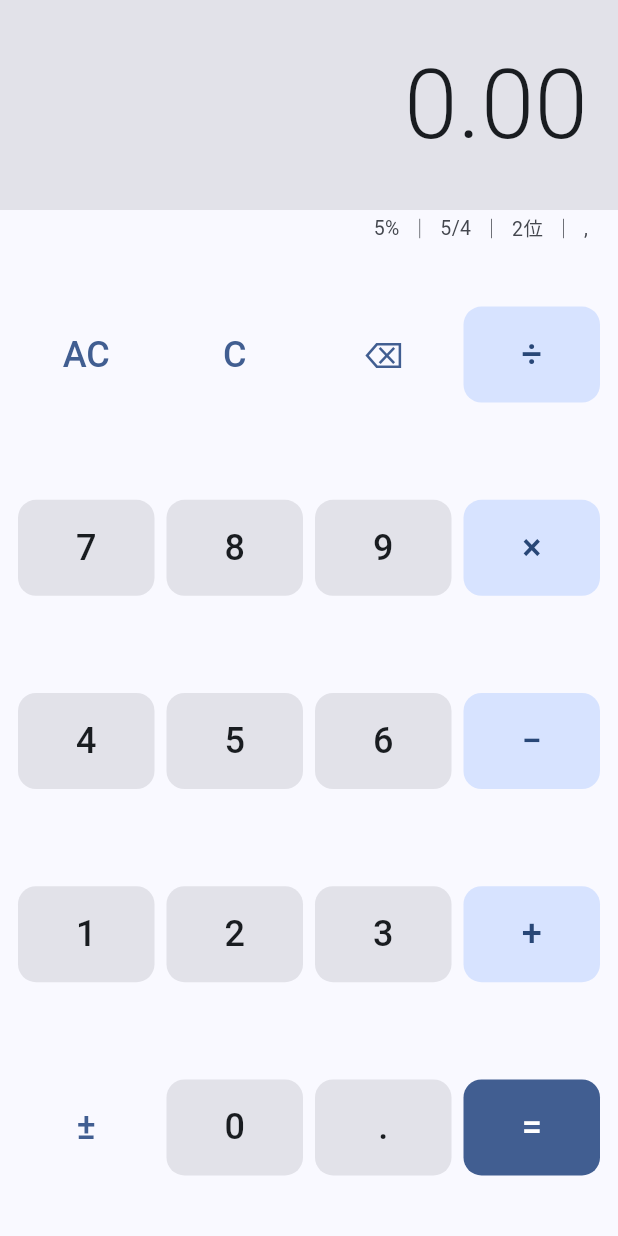
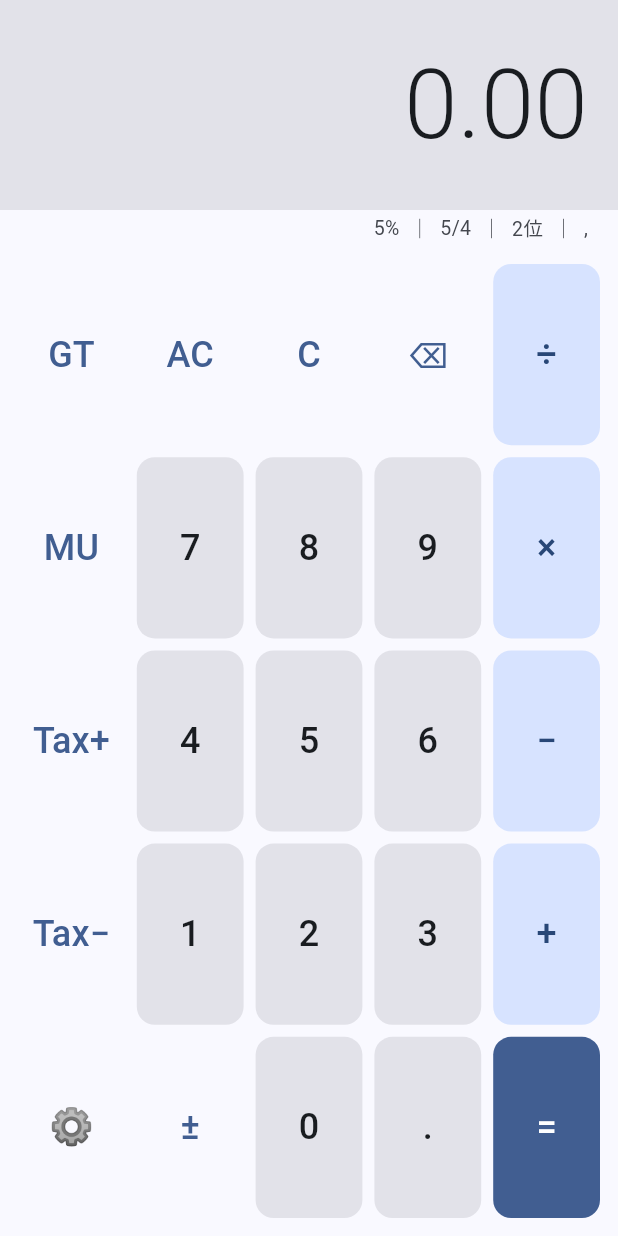
Before and after one commit to wenhsiaoyi/JackCalculator, a Flutter app: the screen it shows after launch, on a phone screen of 412 x 824 dp. Run offline on Flutter 3.47's test engine with Material 3 defaults, Android fonts, the light colour scheme and no system bars; our stand-ins replace decimal, flutter_bloc, shared_preferences.

Commit message:
feat(ui): 5x5 keyboard with GT/Tax/MU keys and adaptive button height

```diff
--- a/lib/views/calculator_screen.dart
+++ b/lib/views/calculator_screen.dart
@@ -7,6 +7,7 @@ import '../bloc/settings_cubit.dart';
 import 'components/calc_button.dart';
 import 'components/display_screen.dart';
 import 'components/status_indicator.dart';
+import 'settings_screen.dart';
 
 class CalculatorScreen extends StatelessWidget {
   const CalculatorScreen({super.key});
@@ -14,7 +15,10 @@ class CalculatorScreen extends StatelessWidget {
   @override
   Widget build(BuildContext context) {
     final cubit = context.read<CalculatorCubit>();
-    return Scaffold(
+    return BlocListener<SettingsCubit, CalcSettings>(
+      listenWhen: (previous, current) => previous != current,
+      listener: (_, settings) => cubit.applySettings(settings),
+      child: Scaffold(
         body: SafeArea(
           child: Column(
             children: [
@@ -29,7 +33,22 @@ class CalculatorScreen extends StatelessWidget {
                         hasError: state.hasError,
                         hasGT: state.hasGT,
                       ),
-                    StatusIndicator(settings: settings),
+                      // Task 15 偏離（已於報告揭露，非 brief 內容）：
+                      // 狀態列本體 Row（status_indicator.dart:20）在大字型的
+                      // 320dp 窄視窗需要約 305dp，會橫向 overflow 25px。
+                      // 依 spec「絕不 overflow」原則：IntrinsicWidth 先給該 Row
+                      // 有界的內在寬度（Row 內有 Spacer，不能吃無界約束），
+                      // 再由 FittedBox 在空間不足時整條等比縮小；寬度足夠時
+                      // （含 Windows 與實機常見 360dp）渲染與原設計完全相同。
+                      Align(
+                        alignment: Alignment.centerRight,
+                        child: FittedBox(
+                          fit: BoxFit.scaleDown,
+                          child: IntrinsicWidth(
+                            child: StatusIndicator(settings: settings),
+                          ),
+                        ),
+                      ),
                     ],
                   ),
                 ),
@@ -40,6 +59,7 @@ class CalculatorScreen extends StatelessWidget {
                   child: Column(
                     children: [
                       _row([
+                        _btn('GT', cubit.onGrandTotal, CalcButtonVariant.function),
                         _btn('AC', cubit.allClear, CalcButtonVariant.function),
                         _btn('C', cubit.clearEntry, CalcButtonVariant.function),
                         _btn('⌫', cubit.backspace, CalcButtonVariant.function),
@@ -47,21 +67,34 @@ class CalculatorScreen extends StatelessWidget {
                             CalcButtonVariant.operator),
                       ]),
                       _row([
-                      _num('7', cubit), _num('8', cubit), _num('9', cubit),
+                        _btn('MU', cubit.onMu, CalcButtonVariant.function),
+                        _num('7', cubit),
+                        _num('8', cubit),
+                        _num('9', cubit),
                         _btn('×', () => cubit.applyOperator(CalcOp.multiply),
                             CalcButtonVariant.operator),
                       ]),
                       _row([
-                      _num('4', cubit), _num('5', cubit), _num('6', cubit),
+                        _btn('Tax+', cubit.onTaxPlus,
+                            CalcButtonVariant.function),
+                        _num('4', cubit),
+                        _num('5', cubit),
+                        _num('6', cubit),
                         _btn('−', () => cubit.applyOperator(CalcOp.subtract),
                             CalcButtonVariant.operator),
                       ]),
                       _row([
-                      _num('1', cubit), _num('2', cubit), _num('3', cubit),
+                        _btn('Tax−', cubit.onTaxMinus,
+                            CalcButtonVariant.function),
+                        _num('1', cubit),
+                        _num('2', cubit),
+                        _num('3', cubit),
                         _btn('+', () => cubit.applyOperator(CalcOp.add),
                             CalcButtonVariant.operator),
                       ]),
                       _row([
+                        _btn('⚙', () => _openSettings(context),
+                            CalcButtonVariant.function, key: 'openSettings'),
                         _btn('±', cubit.toggleSign, CalcButtonVariant.function),
                         _num('0', cubit),
                         _btn('.', cubit.onDecimalPoint, CalcButtonVariant.number),
@@ -74,15 +107,30 @@ class CalculatorScreen extends StatelessWidget {
             ],
           ),
         ),
+      ),
     );
   }
+
+  void _openSettings(BuildContext context) => Navigator.of(context).push(
+        MaterialPageRoute<void>(builder: (_) => const SettingsScreen()),
+      );
 
   Widget _row(List<Widget> buttons) =>
       Expanded(child: Row(children: buttons));
 
-  Widget _btn(String label, VoidCallback onTap, CalcButtonVariant variant) =>
+  Widget _btn(
+    String label,
+    VoidCallback onTap,
+    CalcButtonVariant variant, {
+    String? key,
+  }) =>
       Expanded(
-        child: CalcButton(label: label, onPressed: onTap, variant: variant),
+        child: CalcButton(
+          key: key == null ? null : Key(key),
+          label: label,
+          onPressed: onTap,
+          variant: variant,
+        ),
       );
 
   Widget _num(String digit, CalculatorCubit cubit) =>
--- a/lib/views/components/calc_button.dart
+++ b/lib/views/components/calc_button.dart
@@ -31,18 +31,30 @@ class CalcButton extends StatelessWidget {
     };
     return Padding(
       padding: const EdgeInsets.all(4),
-      child: TextButton(
+      child: LayoutBuilder(
+        builder: (context, constraints) {
+          // 64dp 的硬下限是 Phase 1 的 overflow 來源；改成跟著可用高度走。
+          // 44dp 只是設計參考：真的不夠高時以「不 overflow」優先。
+          final available =
+              constraints.maxHeight.isFinite ? constraints.maxHeight : 64.0;
+          final fontSize = (available * 0.38).clamp(12.0, 24.0).toDouble();
+          return TextButton(
             style: TextButton.styleFrom(
               backgroundColor: bg,
               foregroundColor: fg,
               padding: EdgeInsets.zero,
-          minimumSize: const Size(0, 64),
+              minimumSize: Size(0, available),
               shape: const RoundedRectangleBorder(
                 borderRadius: BorderRadius.all(Radius.circular(12)),
               ),
             ),
             onPressed: onPressed,
-        child: Text(label, style: const TextStyle(fontSize: 24)),
+            child: FittedBox(
+              fit: BoxFit.scaleDown,
+              child: Text(label, style: TextStyle(fontSize: fontSize)),
+            ),
+          );
+        },
       ),
     );
   }
```
Also changed, not shown: 1 other file. Lines whose indentation alone changed are shown as unchanged.
